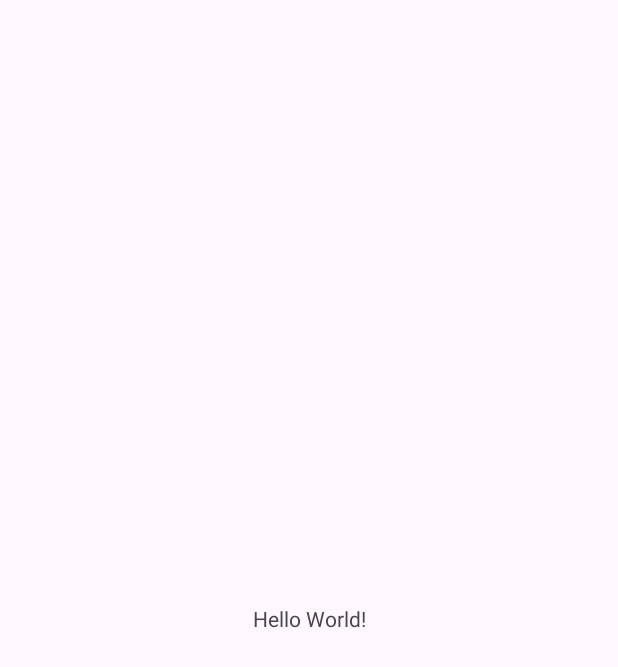
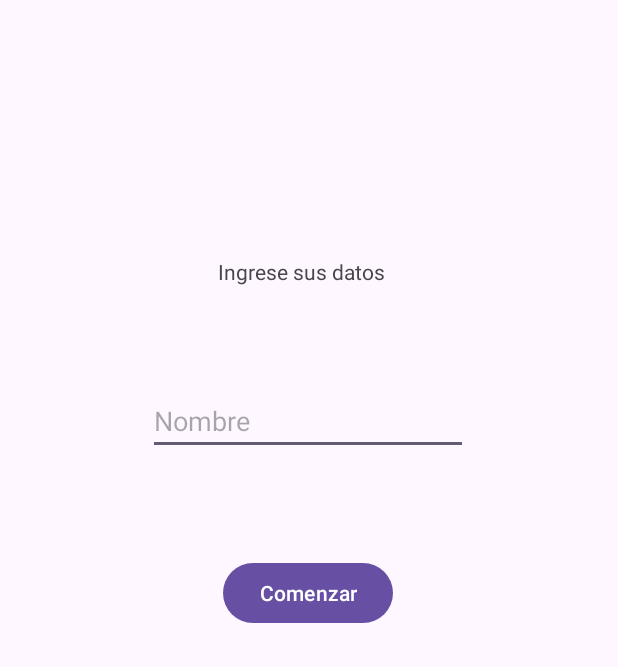
Before and after one commit to buraiang99/Test_Inteligencia, an Android app: the screen it shows after launch (MainActivity), on a phone screen of 412 x 824 dp. Before the commit the part shown is almost empty. Shown: the top 667 px of the screen. Run offline under Robolectric (Android 15) with nearby library versions, the phone set to English and light mode, and no system bars.

Commit message:
Se agrego la vista del login y la implementacion de SQLite, se guarda el nombre del usuario y se lee en la siguiente vista de prueba

```diff
--- a/app/src/main/AndroidManifest.xml
+++ b/app/src/main/AndroidManifest.xml
@@ -13,6 +13,9 @@
         android:theme="@style/Theme.TestDeInteligencia"
         tools:targetApi="31">
         <activity
+            android:name=".preguntasTemp"
+            android:exported="false" />
+        <activity
             android:name=".MainActivity"
             android:exported="true">
             <intent-filter>
--- a/app/src/main/java/com/ucr/testdeinteligencia/MainActivity.kt
+++ b/app/src/main/java/com/ucr/testdeinteligencia/MainActivity.kt
@@ -1,11 +1,30 @@
 package com.ucr.testdeinteligencia
 
+import android.content.Intent
 import androidx.appcompat.app.AppCompatActivity
 import android.os.Bundle
+import android.widget.Button
+import android.widget.EditText
+import android.widget.TextView
 
 class MainActivity : AppCompatActivity() {
+    private lateinit var startBtn: Button
+    private lateinit var ejemploView: TextView
+    private lateinit var nameText: EditText
+    private lateinit var dbHelper: SqlLite
     override fun onCreate(savedInstanceState: Bundle?) {
         super.onCreate(savedInstanceState)
         setContentView(R.layout.activity_main)
+
+        dbHelper = SqlLite(this)
+        startBtn=findViewById(R.id.startBtn)
+        ejemploView=findViewById(R.id.ejemploView)
+        nameText=findViewById(R.id.nameText)
+
+        startBtn.setOnClickListener{
+            dbHelper.insertData(nameText.text.toString())
+            val intent = Intent(this, preguntasTemp::class.java)
+            startActivity(intent)
+        }
     }
 }
--- a/app/src/main/res/layout/activity_main.xml
+++ b/app/src/main/res/layout/activity_main.xml
@@ -7,12 +7,39 @@
     tools:context=".MainActivity">
 
     <TextView
-        android:layout_width="wrap_content"
-        android:layout_height="wrap_content"
-        android:text="Hello World!"
+        android:id="@+id/ejemploView"
+        android:layout_width="121dp"
+        android:layout_height="26dp"
+        android:text="Ingrese sus datos"
         app:layout_constraintBottom_toBottomOf="parent"
         app:layout_constraintEnd_toEndOf="parent"
         app:layout_constraintStart_toStartOf="parent"
-        app:layout_constraintTop_toTopOf="parent" />
+        app:layout_constraintTop_toTopOf="parent"
+        app:layout_constraintVertical_bias="0.215" />
+
+    <EditText
+        android:id="@+id/nameText"
+        android:layout_width="wrap_content"
+        android:layout_height="wrap_content"
+        android:ems="10"
+        android:hint="Nombre"
+        android:inputType="text"
+        app:layout_constraintBottom_toBottomOf="parent"
+        app:layout_constraintEnd_toEndOf="parent"
+        app:layout_constraintHorizontal_bias="0.497"
+        app:layout_constraintStart_toStartOf="parent"
+        app:layout_constraintTop_toBottomOf="@+id/ejemploView"
+        app:layout_constraintVertical_bias="0.104" />
+
+    <Button
+        android:id="@+id/startBtn"
+        android:layout_width="wrap_content"
+        android:layout_height="wrap_content"
+        android:layout_marginTop="68dp"
+        android:text="Comenzar"
+        app:layout_constraintEnd_toEndOf="parent"
+        app:layout_constraintHorizontal_bias="0.498"
+        app:layout_constraintStart_toStartOf="parent"
+        app:layout_constraintTop_toBottomOf="@+id/nameText" />
 
 </androidx.constraintlayout.widget.ConstraintLayout>
```
Also changed, not shown: app/src/main/java/com/ucr/testdeinteligencia/SqlLite.kt (added, +57 -0 lines), app/src/main/java/com/ucr/testdeinteligencia/preguntasTemp.kt (added, +25 -0 lines), app/src/main/res/layout/activity_preguntas_temp.xml (added, +18 -0 lines).
